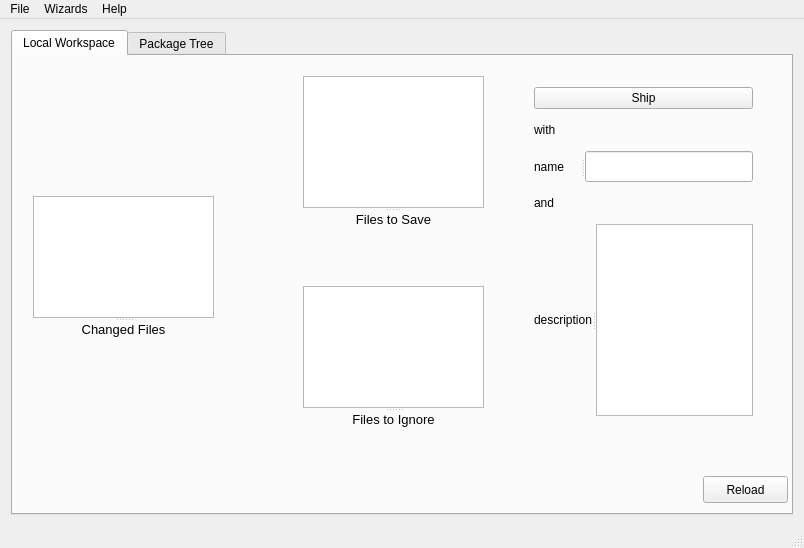
This is mainwindow.ui in jgm/gitit as Qt 5 draws it before an edit. The edited form follows.
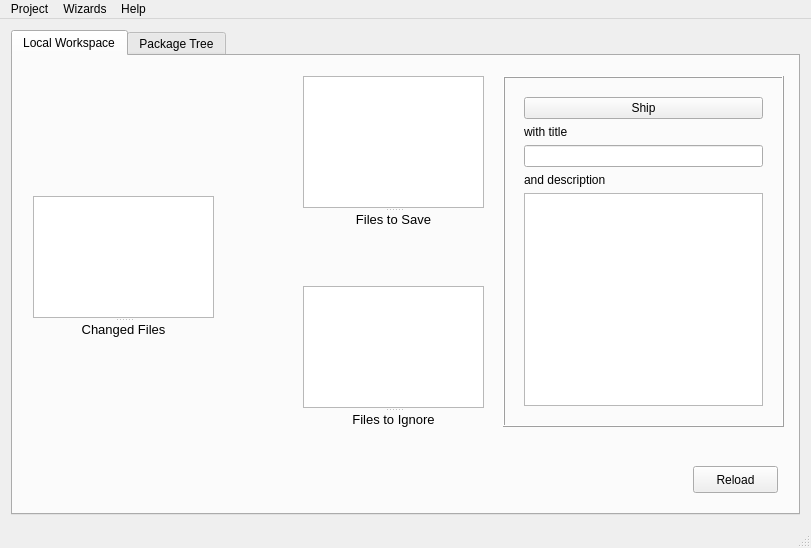
This is the edited form. Icons and pictures are not drawn.

Commit message: implemented newProject wizard

The edit to the form file:
```diff
--- a/mainwindow.ui
+++ b/mainwindow.ui
@@ -6,7 +6,7 @@
    <rect>
     <x>0</x>
     <y>0</y>
-    <width>804</width>
+    <width>811</width>
     <height>548</height>
    </rect>
   </property>
@@ -29,65 +29,6 @@
          <attribute name="title">
           <string>Local Workspace</string>
          </attribute>
-         <widget class="QWidget" name="layoutWidget">
-          <property name="geometry">
-           <rect>
-            <x>510</x>
-            <y>20</y>
-            <width>241</width>
-            <height>351</height>
-           </rect>
-          </property>
-          <layout class="QVBoxLayout" name="commitLayout">
-           <item>
-            <widget class="QPushButton" name="shipButton">
-             <property name="text">
-              <string>Ship</string>
-             </property>
-            </widget>
-           </item>
-           <item>
-            <widget class="QLabel" name="withLabel">
-             <property name="text">
-              <string>with</string>
-             </property>
-            </widget>
-           </item>
-           <item>
-            <widget class="QSplitter" name="nameSplitter">
-             <property name="orientation">
-              <enum>Qt::Horizontal</enum>
-             </property>
-             <widget class="QLabel" name="nameLabel">
-              <property name="text">
-               <string>name</string>
-              </property>
-             </widget>
-             <widget class="QLineEdit" name="commitName"/>
-            </widget>
-           </item>
-           <item>
-            <widget class="QLabel" name="andLabel">
-             <property name="text">
-              <string>and</string>
-             </property>
-            </widget>
-           </item>
-           <item>
-            <widget class="QSplitter" name="descriptionSplitter">
-             <property name="orientation">
-              <enum>Qt::Horizontal</enum>
-             </property>
-             <widget class="QLabel" name="descriptionLabel">
-              <property name="text">
-               <string>description</string>
-              </property>
-             </widget>
-             <widget class="QTextEdit" name="commitDescription"/>
-            </widget>
-           </item>
-          </layout>
-         </widget>
          <widget class="QSplitter" name="changedFilesSplitter">
           <property name="geometry">
            <rect>
@@ -229,8 +170,8 @@
          <widget class="QPushButton" name="reload">
           <property name="geometry">
            <rect>
-            <x>690</x>
-            <y>420</y>
+            <x>680</x>
+            <y>410</y>
             <width>85</width>
             <height>27</height>
            </rect>
@@ -239,6 +180,64 @@
            <string>Reload</string>
           </property>
          </widget>
+         <widget class="QFrame" name="frame_3">
+          <property name="geometry">
+           <rect>
+            <x>490</x>
+            <y>20</y>
+            <width>281</width>
+            <height>351</height>
+           </rect>
+          </property>
+          <property name="frameShape">
+           <enum>QFrame::Box</enum>
+          </property>
+          <property name="frameShadow">
+           <enum>QFrame::Raised</enum>
+          </property>
+          <property name="lineWidth">
+           <number>1</number>
+          </property>
+          <widget class="QWidget" name="">
+           <property name="geometry">
+            <rect>
+             <x>10</x>
+             <y>10</y>
+             <width>261</width>
+             <height>331</height>
+            </rect>
+           </property>
+           <layout class="QGridLayout" name="gridLayout">
+            <item row="0" column="0">
+             <widget class="QPushButton" name="shipButton">
+              <property name="text">
+               <string>Ship</string>
+              </property>
+             </widget>
+            </item>
+            <item row="1" column="0">
+             <widget class="QLabel" name="withLabel">
+              <property name="text">
+               <string>with title</string>
+              </property>
+             </widget>
+            </item>
+            <item row="2" column="0">
+             <widget class="QLineEdit" name="commitName"/>
+            </item>
+            <item row="3" column="0">
+             <widget class="QLabel" name="andLabel">
+              <property name="text">
+               <string>and description</string>
+              </property>
+             </widget>
+            </item>
+            <item row="4" column="0">
+             <widget class="QTextEdit" name="commitDescription"/>
+            </item>
+           </layout>
+          </widget>
+         </widget>
         </widget>
         <widget class="QWidget" name="packageTree">
          <attribute name="title">
@@ -353,13 +352,13 @@
     <rect>
      <x>0</x>
      <y>0</y>
-     <width>804</width>
-     <height>23</height>
+     <width>811</width>
+     <height>25</height>
     </rect>
    </property>
    <widget class="QMenu" name="menuFile">
     <property name="title">
-     <string>File</string>
+     <string>Project</string>
     </property>
     <addaction name="actionNew"/>
     <addaction name="actionOpen"/>
```
Left out of the diff: 22 changed lines with no effect on the pictures. The commit also changes 8 other files.
